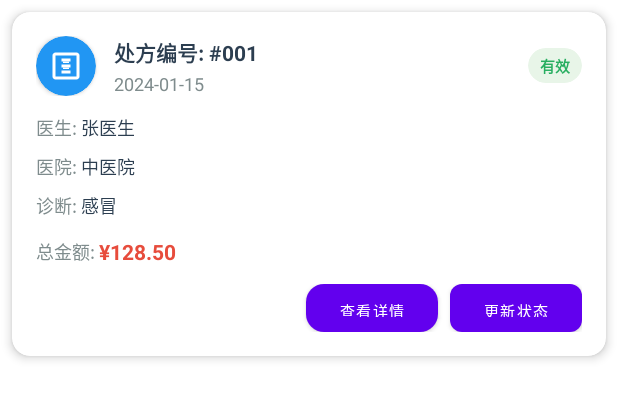
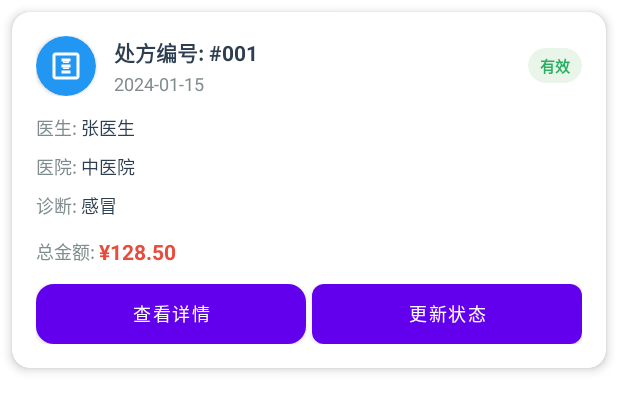
Before and after one commit to yanggao178/RunYiTong, an Android app: the layout item_prescription.xml on its own in the app's theme, with its tools: preview values and no code run, on a phone screen of 412 x 824 dp. Shown: the top 411 px of the screen. Run offline under Robolectric (Android 15) with nearby library versions, the phone set to English and light mode, and no system bars; network calls fail.

Commit message:
修改了挂号系统。

```diff
--- a/app/src/main/res/layout/item_prescription.xml
+++ b/app/src/main/res/layout/item_prescription.xml
@@ -201,24 +201,30 @@
 
             <Button
                 android:id="@+id/btn_view_details"
-                android:layout_width="wrap_content"
-                android:layout_height="32dp"
+                android:layout_width="0dp"
+                android:layout_height="40dp"
+                android:layout_weight="1"
                 android:text="查看详情"
-                android:textSize="10sp"
+                android:textSize="12sp"
                 android:background="@drawable/button_enhanced_primary"
                 android:textColor="@android:color/white"
-                android:paddingHorizontal="12dp"
-                android:layout_marginEnd="8dp" />
+                android:paddingHorizontal="8dp"
+                android:layout_marginEnd="4dp"
+                android:singleLine="true"
+                android:ellipsize="none" />
 
             <Button
                 android:id="@+id/btn_update_status"
-                android:layout_width="wrap_content"
-                android:layout_height="32dp"
+                android:layout_width="0dp"
+                android:layout_height="40dp"
+                android:layout_weight="1"
                 android:text="更新状态"
-                android:textSize="10sp"
+                android:textSize="12sp"
                 android:background="@drawable/button_secondary"
                 android:textColor="@android:color/white"
-                android:paddingHorizontal="12dp" />
+                android:paddingHorizontal="8dp"
+                android:singleLine="true"
+                android:ellipsize="none" />
 
         </LinearLayout>
 
```
